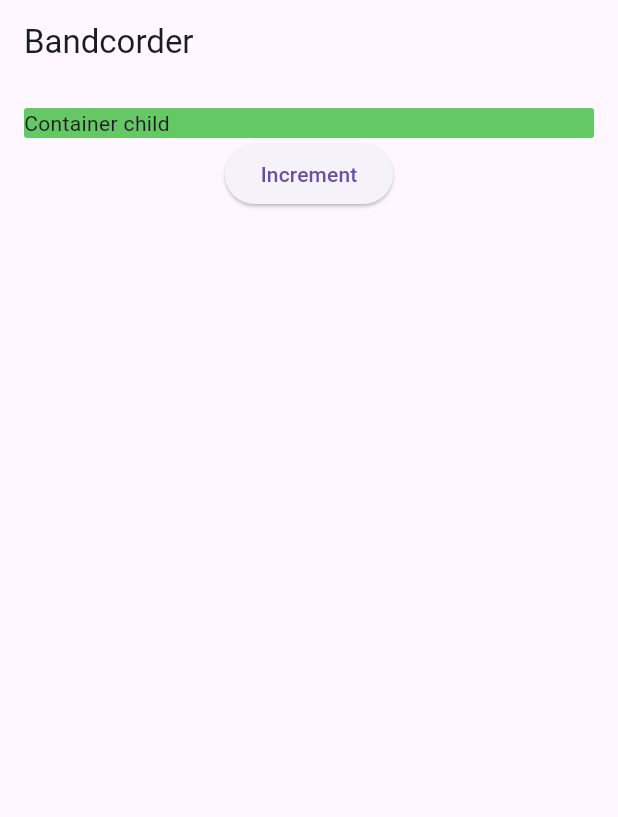
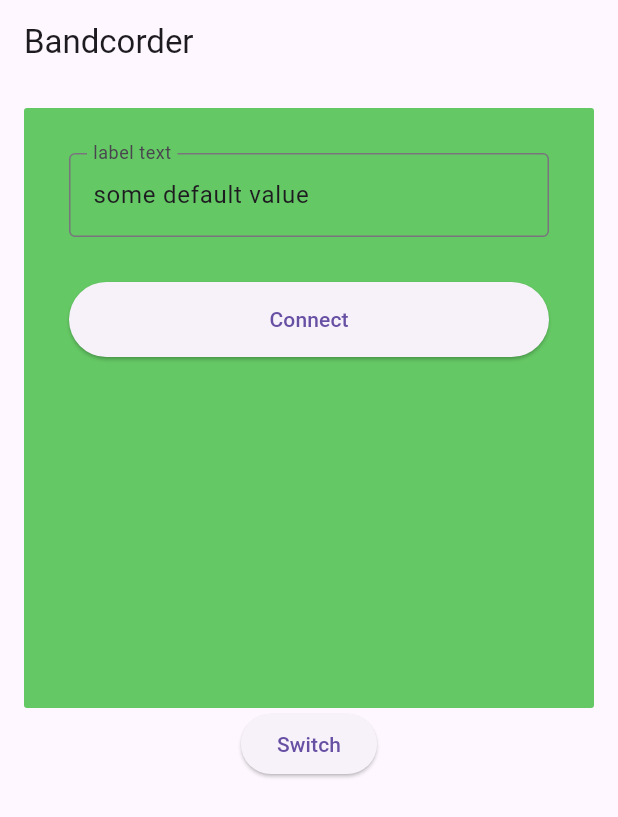
Before and after one commit to steffsommer/bandcorder, a Flutter app: the screen it shows after launch, on a phone screen of 412 x 824 dp. Shown: the top 817 px of the screen. Run offline on Flutter 3.47's test engine with Material 3 defaults, Android fonts, the phone set to English and light mode, and no system bars; our stand-ins replace socket_io_client.

Commit message:
switch between two components

```diff
--- a/app/lib/pages/homev2_page.dart
+++ b/app/lib/pages/homev2_page.dart
@@ -1,4 +1,7 @@
+import 'dart:math';
+
 import 'package:bandcorder/widgets/connect.dart';
+import 'package:bandcorder/widgets/recording_state.dart';
 import 'package:flutter/material.dart';
 import '../services/socket_service.dart';
 import '../widgets/custom_text_field.dart';
@@ -24,24 +27,33 @@ class _HomeV2PageState extends State<HomeV2Page> {
         padding: const EdgeInsets.all(16.0),
         child: Column(
           children: [
-            const Connect(),
-            // AnimatedSwitcher(
-            //     duration: const Duration(milliseconds: 200),
-            //     transitionBuilder: (Widget child, Animation<double> animation) {
-            //       return ScaleTransition(scale: animation, child: child);
-            //     },
-            //     child: const Connect()
-            //     // child: Text(
-            //     //   '$_count',
-            //     //   // This key causes the AnimatedSwitcher to interpret this as a "new"
-            //     //   // child each time the count changes, so that it will begin its animation
-            //     //   // when the count changes.
-            //     //   key: ValueKey<int>(_count),
-            //     //   style: Theme.of(context).textTheme.headlineMedium,
-            //     // ),
-            //     ),
+            AnimatedSwitcher(
+                duration: const Duration(milliseconds: 200),
+                transitionBuilder: (Widget child, Animation<double> animation) {
+                  return FadeTransition(
+                    opacity: animation,
+                    child: SlideTransition(
+                      position: Tween<Offset>(
+                        begin: const Offset(0, 0.2),
+                        end: Offset.zero,
+                      ).animate(animation),
+                      child: child,
+                    ),
+                  );
+                },
+                child:
+                    _count % 2 == 0 ? const Connect() : const RecordingState()
+                // child: Text(
+                //   '$_count',
+                //   // This key causes the AnimatedSwitcher to interpret this as a "new"
+                //   // child each time the count changes, so that it will begin its animation
+                //   // when the count changes.
+                //   key: ValueKey<int>(_count),
+                //   style: Theme.of(context).textTheme.headlineMedium,
+                // ),
+                ),
             ElevatedButton(
-              child: const Text('Increment'),
+              child: const Text('Switch'),
               onPressed: () {
                 setState(() {
                   _count += 1;
--- a/app/lib/widgets/connect.dart
+++ b/app/lib/widgets/connect.dart
@@ -12,11 +12,37 @@ class _ConnectState extends State<Connect> {
   Widget build(BuildContext context) {
     return Container(
       width: double.infinity,
+      height: 400,
+      padding: EdgeInsets.all(30.0),
       decoration: const BoxDecoration(
           borderRadius: BorderRadius.all(Radius.circular(2)),
           color: Color.fromRGBO(100, 200, 100, 1),
           shape: BoxShape.rectangle),
-      child: const Text("Container child"),
+      // child: const Text("Container child"),
+      child: Column(
+        children: [
+          TextFormField(
+            initialValue: 'some default value',
+            decoration: const InputDecoration(
+              border: OutlineInputBorder(),
+              labelText: 'label text',
+            ),
+          ),
+          const SizedBox(height: 30),
+          ElevatedButton(
+            style: ElevatedButton.styleFrom(
+              minimumSize: const Size.fromHeight(
+                  50), // fromHeight use double.infinity as width and 40 is the height
+            ),
+            child: const Text('Connect'),
+            onPressed: () {
+              // setState(() {
+              //   _count += 1;
+              // });
+            },
+          ),
+        ],
+      ),
     );
   }
 }
```
Also changed, not shown: app/lib/widgets/recording_state.dart (added, +30 -0 lines).
